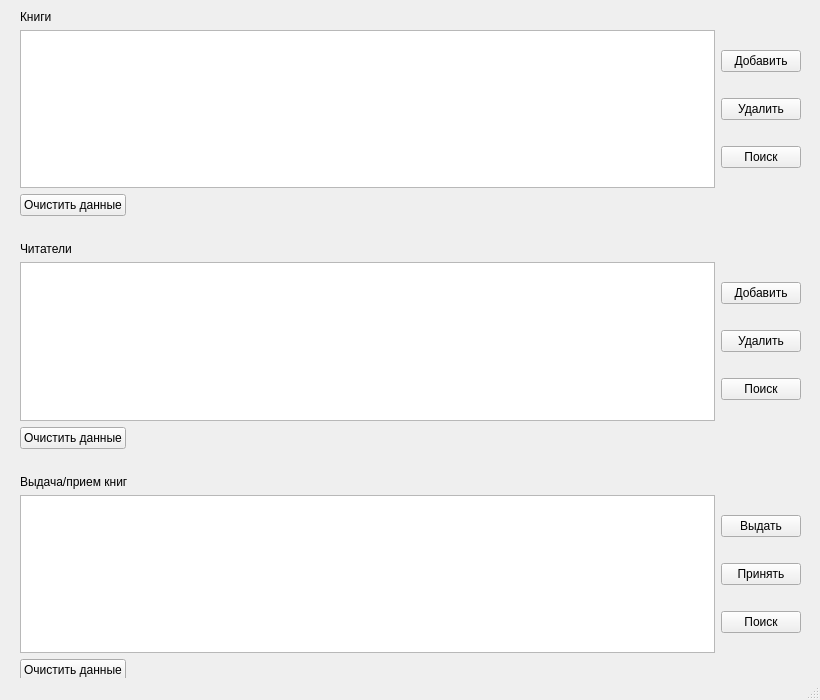
This is mainwindow.ui in NikitaGoldashevsky/libsys as Qt 5 draws it before an edit. The edited form follows.
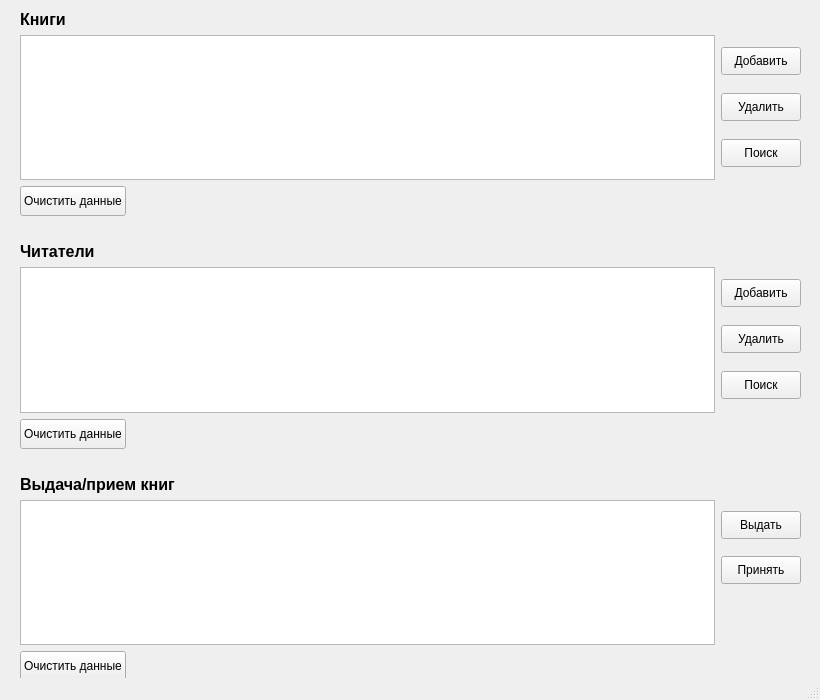
This is the edited form. Icons and pictures are not drawn.

Diff of the .ui file:
```diff
--- a/mainwindow.ui
+++ b/mainwindow.ui
@@ -49,6 +49,12 @@
       <layout class="QVBoxLayout" name="verticalLayout_4">
        <item>
         <widget class="QLabel" name="label_3">
+         <property name="font">
+          <font>
+           <pointsize>12</pointsize>
+           <bold>true</bold>
+          </font>
+         </property>
          <property name="text">
           <string>Книги</string>
          </property>
@@ -71,6 +77,18 @@
           <layout class="QVBoxLayout" name="verticalLayout_6">
            <item>
             <widget class="QPushButton" name="btnBookAdd">
+             <property name="sizePolicy">
+              <sizepolicy hsizetype="Minimum" vsizetype="Fixed">
+               <horstretch>0</horstretch>
+               <verstretch>0</verstretch>
+              </sizepolicy>
+             </property>
+             <property name="minimumSize">
+              <size>
+               <width>0</width>
+               <height>28</height>
+              </size>
+             </property>
              <property name="text">
               <string>Добавить</string>
              </property>
@@ -78,6 +96,18 @@
            </item>
            <item>
             <widget class="QPushButton" name="btnBookRemove">
+             <property name="sizePolicy">
+              <sizepolicy hsizetype="Minimum" vsizetype="Fixed">
+               <horstretch>0</horstretch>
+               <verstretch>0</verstretch>
+              </sizepolicy>
+             </property>
+             <property name="minimumSize">
+              <size>
+               <width>0</width>
+               <height>28</height>
+              </size>
+             </property>
              <property name="text">
               <string>Удалить</string>
              </property>
@@ -85,6 +115,18 @@
            </item>
            <item>
             <widget class="QPushButton" name="btnBookSearch">
+             <property name="sizePolicy">
+              <sizepolicy hsizetype="Minimum" vsizetype="Fixed">
+               <horstretch>0</horstretch>
+               <verstretch>0</verstretch>
+              </sizepolicy>
+             </property>
+             <property name="minimumSize">
+              <size>
+               <width>0</width>
+               <height>28</height>
+              </size>
+             </property>
              <property name="text">
               <string>Поиск</string>
              </property>
@@ -100,6 +142,18 @@
       <layout class="QHBoxLayout" name="horizontalLayout_4">
        <item>
         <widget class="QPushButton" name="btnClearBooks">
+         <property name="sizePolicy">
+          <sizepolicy hsizetype="Minimum" vsizetype="Fixed">
+           <horstretch>0</horstretch>
+           <verstretch>0</verstretch>
+          </sizepolicy>
+         </property>
+         <property name="minimumSize">
+          <size>
+           <width>0</width>
+           <height>30</height>
+          </size>
+         </property>
          <property name="text">
           <string>Очистить данные</string>
          </property>
@@ -140,6 +194,12 @@
        </item>
        <item>
         <widget class="QLabel" name="label_2">
+         <property name="font">
+          <font>
+           <pointsize>12</pointsize>
+           <bold>true</bold>
+          </font>
+         </property>
          <property name="text">
           <string>Читатели</string>
          </property>
@@ -162,6 +222,18 @@
           <layout class="QVBoxLayout" name="verticalLayout_3">
            <item>
             <widget class="QPushButton" name="btnReaderAdd">
+             <property name="sizePolicy">
+              <sizepolicy hsizetype="Minimum" vsizetype="Fixed">
+               <horstretch>0</horstretch>
+               <verstretch>0</verstretch>
+              </sizepolicy>
+             </property>
+             <property name="minimumSize">
+              <size>
+               <width>0</width>
+               <height>28</height>
+              </size>
+             </property>
              <property name="text">
               <string>Добавить</string>
              </property>
@@ -169,6 +241,18 @@
            </item>
            <item>
             <widget class="QPushButton" name="btnReaderRemove">
+             <property name="sizePolicy">
+              <sizepolicy hsizetype="Minimum" vsizetype="Fixed">
+               <horstretch>0</horstretch>
+               <verstretch>0</verstretch>
+              </sizepolicy>
+             </property>
+             <property name="minimumSize">
+              <size>
+               <width>0</width>
+               <height>28</height>
+              </size>
+             </property>
              <property name="text">
               <string>Удалить</string>
              </property>
@@ -176,6 +260,18 @@
            </item>
            <item>
             <widget class="QPushButton" name="btnReaderSearch">
+             <property name="sizePolicy">
+              <sizepolicy hsizetype="Minimum" vsizetype="Fixed">
+               <horstretch>0</horstretch>
+               <verstretch>0</verstretch>
+              </sizepolicy>
+             </property>
+             <property name="minimumSize">
+              <size>
+               <width>0</width>
+               <height>28</height>
+              </size>
+             </property>
              <property name="text">
               <string>Поиск</string>
              </property>
@@ -191,6 +287,18 @@
       <layout class="QHBoxLayout" name="horizontalLayout_5">
        <item>
         <widget class="QPushButton" name="btnClearReaders">
+         <property name="sizePolicy">
+          <sizepolicy hsizetype="Minimum" vsizetype="Fixed">
+           <horstretch>0</horstretch>
+           <verstretch>0</verstretch>
+          </sizepolicy>
+         </property>
+         <property name="minimumSize">
+          <size>
+           <width>0</width>
+           <height>30</height>
+          </size>
+         </property>
          <property name="text">
           <string>Очистить данные</string>
          </property>
@@ -231,6 +339,12 @@
        </item>
        <item>
         <widget class="QLabel" name="label_4">
+         <property name="font">
+          <font>
+           <pointsize>12</pointsize>
+           <bold>true</bold>
+          </font>
+         </property>
          <property name="text">
           <string>Выдача/прием книг</string>
          </property>
@@ -253,6 +367,18 @@
           <layout class="QVBoxLayout" name="verticalLayout_9">
            <item>
             <widget class="QPushButton" name="btnEntryCheckOut">
+             <property name="sizePolicy">
+              <sizepolicy hsizetype="Minimum" vsizetype="Fixed">
+               <horstretch>0</horstretch>
+               <verstretch>0</verstretch>
+              </sizepolicy>
+             </property>
+             <property name="minimumSize">
+              <size>
+               <width>0</width>
+               <height>28</height>
+              </size>
+             </property>
              <property name="text">
               <string>Выдать</string>
              </property>
@@ -260,17 +386,38 @@
            </item>
            <item>
             <widget class="QPushButton" name="btnEntryCheckIn">
+             <property name="sizePolicy">
+              <sizepolicy hsizetype="Minimum" vsizetype="Fixed">
+               <horstretch>0</horstretch>
+               <verstretch>0</verstretch>
+              </sizepolicy>
+             </property>
+             <property name="minimumSize">
+              <size>
+               <width>0</width>
+               <height>28</height>
+              </size>
+             </property>
              <property name="text">
               <string>Принять</string>
              </property>
             </widget>
            </item>
            <item>
-            <widget class="QPushButton" name="btnEntrySearch">
-             <property name="text">
-              <string>Поиск</string>
+            <spacer name="verticalSpacer">
+             <property name="orientation">
+              <enum>Qt::Orientation::Vertical</enum>
              </property>
-            </widget>
+             <property name="sizeType">
+              <enum>QSizePolicy::Policy::Fixed</enum>
+             </property>
+             <property name="sizeHint" stdset="0">
+              <size>
+               <width>20</width>
+               <height>50</height>
+              </size>
+             </property>
+            </spacer>
            </item>
           </layout>
          </item>
@@ -282,6 +429,12 @@
       <layout class="QHBoxLayout" name="horizontalLayout_6">
        <item>
         <widget class="QPushButton" name="btnClearEntries">
+         <property name="minimumSize">
+          <size>
+           <width>0</width>
+           <height>30</height>
+          </size>
+         </property>
          <property name="text">
           <string>Очистить данные</string>
          </property>
```
Left out of the diff: 1 changed line with no effect on the pictures.
